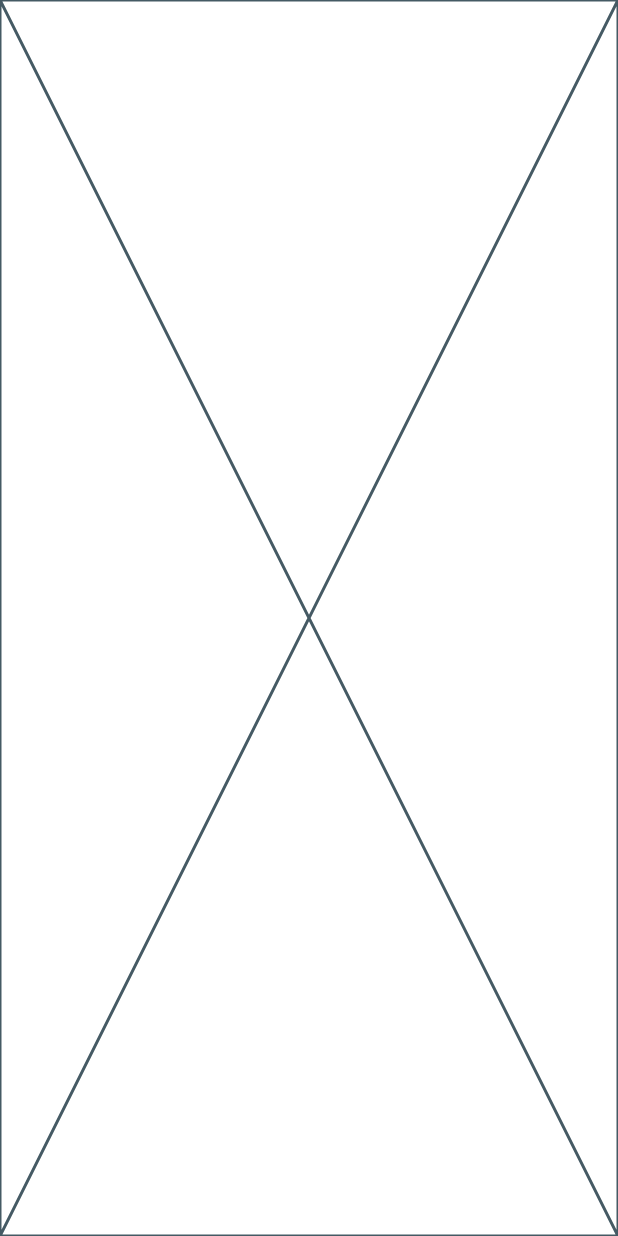
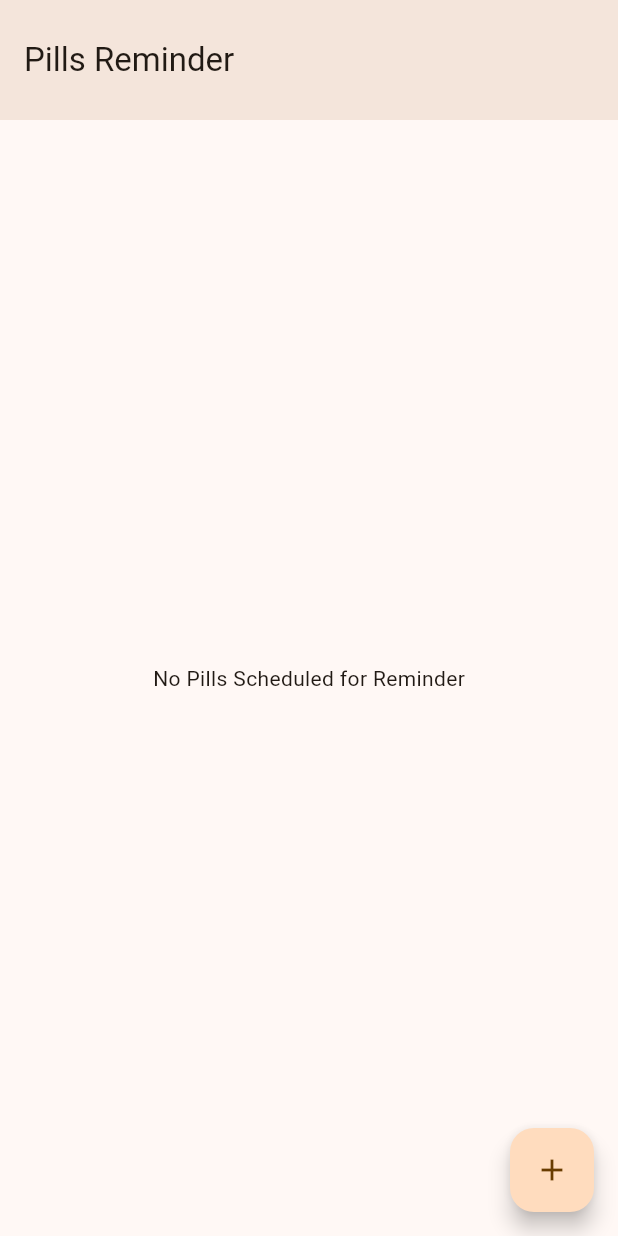
Before and after one commit to MoazSalem/Flutter_Pills_Reminder, a Flutter app: the screen it shows after launch, on a phone screen of 412 x 824 dp. Run offline on Flutter 3.47's test engine with Material 3 defaults, Android fonts, the phone set to English and light mode, and no system bars.

Commit message:
Basic implementation of main screen, medication widget and list

```diff
--- a/lib/app.dart
+++ b/lib/app.dart
@@ -1,5 +1,5 @@
 import 'package:flutter/material.dart';
-import 'package:pills_reminder/features/pills/presentation/screens/main_screen/main_screen.dart';
+import 'package:pills_reminder/features/main_screen/presentation/screens/main_screen/main_screen.dart';
 
 class MyApp extends StatelessWidget {
   const MyApp({super.key});
@@ -7,9 +7,17 @@ class MyApp extends StatelessWidget {
   @override
   Widget build(BuildContext context) {
     return MaterialApp(
+      debugShowCheckedModeBanner: false,
       title: 'Pills Reminder',
       theme: ThemeData(
-        colorScheme: ColorScheme.fromSeed(seedColor: Colors.deepPurple),
+        colorScheme: ColorScheme.fromSeed(seedColor: Colors.orange),
+      ),
+      darkTheme: ThemeData(
+        brightness: Brightness.dark,
+        colorScheme: ColorScheme.fromSeed(
+          seedColor: Colors.orange,
+          brightness: Brightness.dark,
+        ),
       ),
       home: MainScreen(),
     );
--- /dev/null
+++ b/lib/features/main_screen/presentation/screens/main_screen/main_screen.dart
@@ -0,0 +1,27 @@
+import 'package:flutter/material.dart';
+import 'package:pills_reminder/core/models/medication.dart';
+import 'package:pills_reminder/features/main_screen/presentation/widgets/medication_list.dart';
+
+class MainScreen extends StatelessWidget {
+  const MainScreen({super.key});
+
+  @override
+  Widget build(BuildContext context) {
+    final theme = Theme.of(context).colorScheme;
+    final List<Medication> tempList = [];
+    return Scaffold(
+      appBar: AppBar(
+        title: const Text('Pills Reminder'),
+        toolbarHeight: 80,
+        backgroundColor: theme.surfaceContainerHigh,
+      ),
+      body: tempList.isEmpty
+          ? const Center(child: Text('No Pills Scheduled for Reminder'))
+          : MedicationList(medicationList: tempList),
+      floatingActionButton: FloatingActionButton(
+        onPressed: () {},
+        child: const Icon(Icons.add),
+      ),
+    );
+  }
+}
--- a/lib/features/pills/presentation/screens/main_screen/main_screen.dart
+++ /dev/null
@@ -1,10 +0,0 @@
-import 'package:flutter/material.dart';
-
-class MainScreen extends StatelessWidget {
-  const MainScreen({super.key});
-
-  @override
-  Widget build(BuildContext context) {
-    return const Placeholder();
-  }
-}
```
Also changed, not shown: lib/features/main_screen/presentation/widgets/medication_list.dart (added, +19 -0 lines), lib/features/main_screen/presentation/widgets/medication_widget.dart (added, +28 -0 lines).
